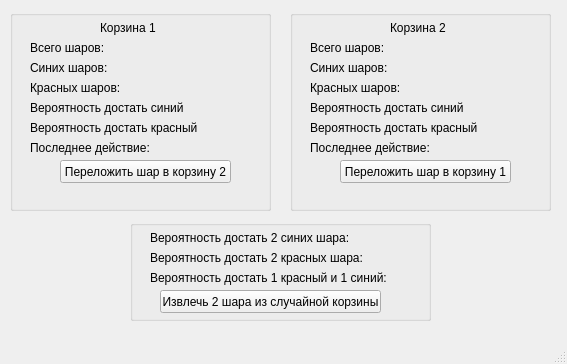
Before: the Qt Designer form mainwindow.ui in gmpch/ballTransf, drawn with Qt 5.
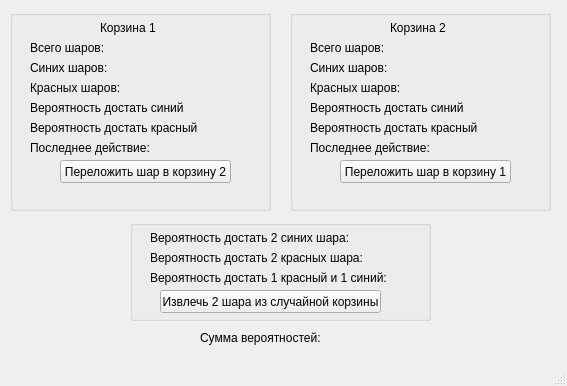
After: the same form once the commit is applied.

Diff of the .ui file:
```diff
--- a/mainwindow.ui
+++ b/mainwindow.ui
@@ -7,7 +7,7 @@
     <x>0</x>
     <y>0</y>
     <width>567</width>
-    <height>364</height>
+    <height>386</height>
    </rect>
   </property>
   <property name="windowTitle">
@@ -313,6 +313,19 @@
      <string/>
     </property>
    </widget>
+   <widget class="QLabel" name="probabilitySum_Label">
+    <property name="geometry">
+     <rect>
+      <x>200</x>
+      <y>330</y>
+      <width>351</width>
+      <height>16</height>
+     </rect>
+    </property>
+    <property name="text">
+     <string>Сумма вероятностей: </string>
+    </property>
+   </widget>
    <zorder>groupBox_3</zorder>
    <zorder>groupBox_2</zorder>
    <zorder>groupBox</zorder>
```
Left out of the diff: 1 changed line with no effect on the pictures.
